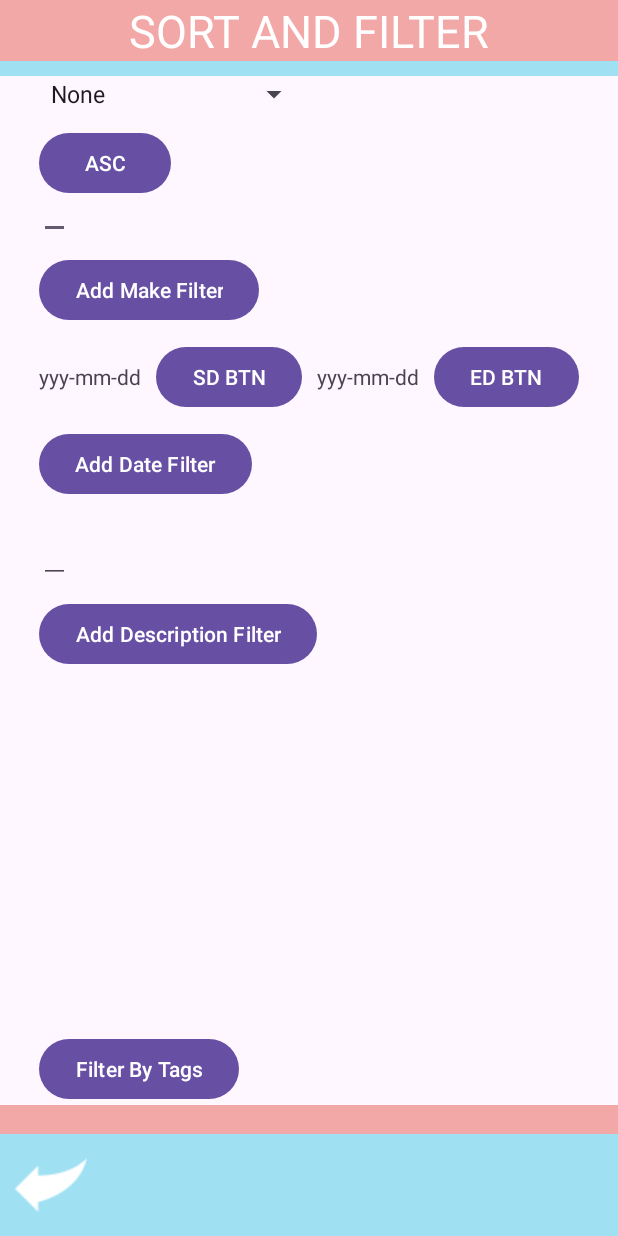
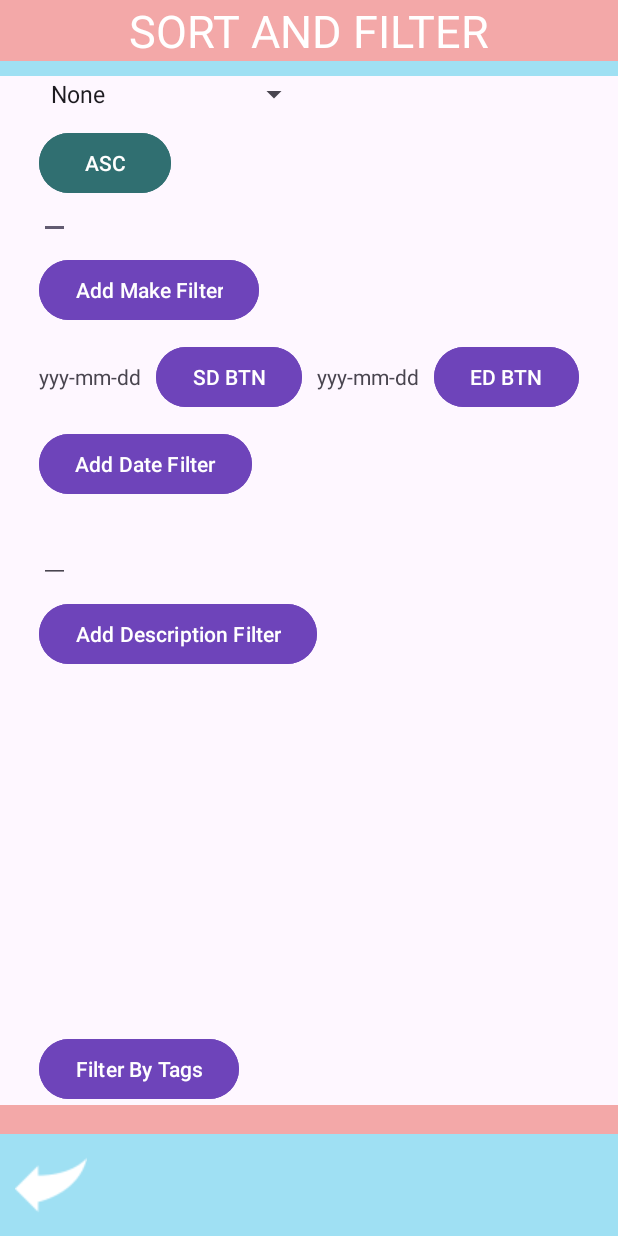
Before and after one commit to CMPUT301F23T05/Omninventory, an Android app: the SortFilterActivity screen opened directly, with no data from a screen before it, on a phone screen of 412 x 824 dp. Run offline under Robolectric (Android 15) with nearby library versions, the phone set to English and light mode, and no system bars.

Commit message:
Applying multiple filters working

```diff
--- a/Project/app/src/main/res/layout/activity_sort_filter.xml
+++ b/Project/app/src/main/res/layout/activity_sort_filter.xml
@@ -30,6 +30,7 @@
             android:layout_width="wrap_content"
             android:layout_height="wrap_content"
             android:text="@string/ascending"
+            android:backgroundTint="@color/ascending_descending_button"
             app:layout_constraintTop_toBottomOf="@+id/sort_dropdown_spinner"
             app:layout_constraintStart_toStartOf="parent"
             android:layout_marginTop="10dp">
@@ -58,6 +59,7 @@
             android:layout_width="wrap_content"
             android:layout_height="wrap_content"
             android:text="@string/make_filter_button_text"
+            android:backgroundTint="@color/unclicked_filter_button"
             app:layout_constraintTop_toBottomOf="@+id/make_filter_edit_text"
             app:layout_constraintStart_toStartOf="parent"
             android:layout_marginTop="10dp">
@@ -83,6 +85,7 @@
                 android:layout_width="wrap_content"
                 android:layout_height="wrap_content"
                 android:text="@string/start_date_button"
+                android:backgroundTint="@color/unclicked_filter_button"
                 app:layout_constraintTop_toBottomOf="parent"
                 app:layout_constraintStart_toStartOf="parent"
                 android:layout_marginStart="10dp">
@@ -101,6 +104,7 @@
                 android:layout_width="wrap_content"
                 android:layout_height="wrap_content"
                 android:text="@string/end_date_button"
+                android:backgroundTint="@color/unclicked_filter_button"
                 app:layout_constraintTop_toBottomOf="parent"
                 app:layout_constraintStart_toStartOf="parent"
                 android:layout_marginStart="10dp">
@@ -113,6 +117,7 @@
             android:layout_width="wrap_content"
             android:layout_height="wrap_content"
             android:text="@string/date_filter_button_text"
+            android:backgroundTint="@color/unclicked_filter_button"
             app:layout_constraintTop_toBottomOf="@+id/date_button_layout"
             app:layout_constraintStart_toStartOf="parent"
             android:layout_marginTop="10dp">
@@ -133,6 +138,7 @@
             android:layout_width="wrap_content"
             android:layout_height="wrap_content"
             android:text="@string/description_filter_button_text"
+            android:backgroundTint="@color/unclicked_filter_button"
             app:layout_constraintTop_toBottomOf="@+id/description_filter_edit_text"
             app:layout_constraintStart_toStartOf="parent"
             android:layout_marginTop="10dp">
@@ -143,6 +149,7 @@
             android:layout_width="wrap_content"
             android:layout_height="wrap_content"
             android:text="@string/filter_by_tags_button_text"
+            android:backgroundTint="@color/unclicked_filter_button"
             app:layout_constraintBottom_toBottomOf="parent"
             app:layout_constraintStart_toStartOf="parent">
         </Button>
--- a/Project/app/src/main/res/values/colors.xml
+++ b/Project/app/src/main/res/values/colors.xml
@@ -7,4 +7,7 @@
     <color name="gray_banner">#B6B6B6</color>
     <color name="gray_text">#8E8E8E</color>
     <color name="gray_background">#EFEFEF</color>
+    <color name="ascending_descending_button">#306F71</color>
+    <color name="unclicked_filter_button">#6E44BA</color>
+    <color name="clicked_filter_button">#59AE3A</color>
 </resources>
```
Also changed, not shown: Project/app/src/main/java/com/example/omninventory/SortFilterActivity.java (+49 -15 lines).
